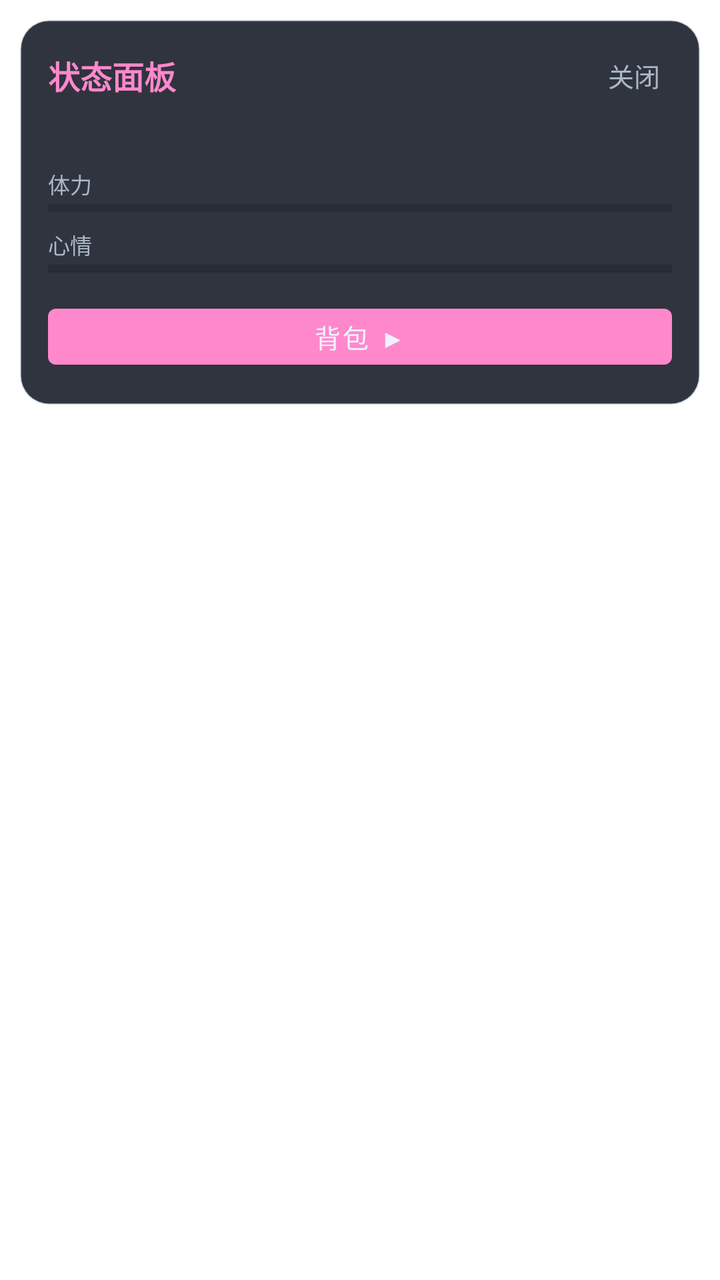
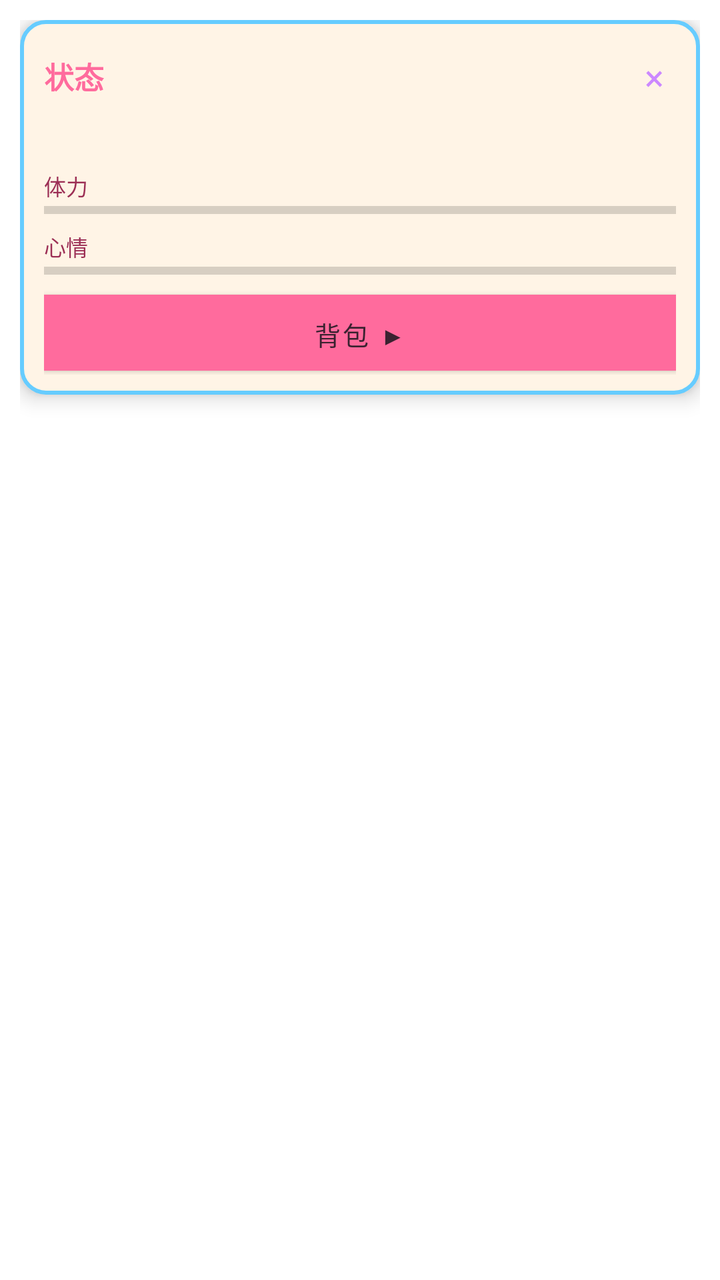

Screens rendered from an Android XML layout before and after an edit, with the pre-edit source and the edit as a unified diff.
<!-- AndroidManifest.xml: activity theme Theme.VpetMobile.PanelDialog -->
<!-- res/layout/activity_panel.xml -->
<?xml version="1.0" encoding="utf-8"?>
<FrameLayout xmlns:android="http://schemas.android.com/apk/res/android"
    android:layout_width="match_parent"
    android:layout_height="wrap_content"
    android:padding="10dp">

    <LinearLayout
        android:layout_width="match_parent"
        android:layout_height="wrap_content"
        android:orientation="vertical"
        android:background="@drawable/bg_panel_card"
        android:paddingStart="14dp"
        android:paddingEnd="14dp"
        android:paddingTop="12dp"
        android:paddingBottom="12dp"
        android:elevation="8dp">

        <LinearLayout
            android:layout_width="match_parent"
            android:layout_height="wrap_content"
            android:orientation="horizontal"
            android:gravity="center_vertical"
            android:layout_marginBottom="8dp">

            <TextView
                android:id="@+id/panelTitle"
                android:layout_width="0dp"
                android:layout_height="wrap_content"
                android:layout_weight="1"
                android:text="状态面板"
                android:textColor="@color/accent_pink"
                android:textSize="16sp"
                android:textStyle="bold" />

            <TextView
                android:id="@+id/btnPanelClose"
                android:layout_width="wrap_content"
                android:layout_height="wrap_content"
                android:text="关闭"
                android:textColor="#AAB8C8"
                android:textSize="13sp"
                android:padding="6dp"
                android:background="?attr/selectableItemBackgroundBorderless" />
        </LinearLayout>

        <TextView
            android:id="@+id/panelStats"
            android:layout_width="match_parent"
            android:layout_height="wrap_content"
            android:textColor="@color/text_main"
            android:textSize="12sp"
            android:lineSpacingExtra="2dp"
            android:layout_marginBottom="6dp" />

        <TextView
            android:id="@+id/labelStamina"
            android:layout_width="wrap_content"
            android:layout_height="wrap_content"
            android:text="体力"
            android:textColor="#AAB8C8"
            android:textSize="11sp" />

        <ProgressBar
            android:id="@+id/barStamina"
            style="?android:attr/progressBarStyleHorizontal"
            android:layout_width="match_parent"
            android:layout_height="8dp"
            android:layout_marginBottom="6dp"
            android:max="100" />

        <TextView
            android:id="@+id/labelMood"
            android:layout_width="wrap_content"
            android:layout_height="wrap_content"
            android:text="心情"
            android:textColor="#AAB8C8"
            android:textSize="11sp" />

        <ProgressBar
            android:id="@+id/barMood"
            style="?android:attr/progressBarStyleHorizontal"
            android:layout_width="match_parent"
            android:layout_height="8dp"
            android:layout_marginBottom="10dp"
            android:max="100" />

        <Button
            android:id="@+id/btnToggleBag"
            android:layout_width="match_parent"
            android:layout_height="40dp"
            android:text="背包 ▶"
            android:textSize="13sp"
            android:layout_marginBottom="2dp" />

        <TextView
            android:id="@+id/bagHint"
            android:layout_width="match_parent"
            android:layout_height="wrap_content"
            android:text="点按直喂 · 长按拖到桌宠"
            android:textColor="#88A0B8"
            android:textSize="10sp"
            android:visibility="gone"
            android:layout_marginBottom="4dp" />

        <ScrollView
            android:id="@+id/bagScroll"
            android:layout_width="match_parent"
            android:layout_height="wrap_content"
            android:visibility="gone"
            android:fillViewport="false"
            android:overScrollMode="ifContentScrolls">

            <LinearLayout
                android:id="@+id/bagList"
                android:layout_width="match_parent"
                android:layout_height="wrap_content"
                android:orientation="vertical"
                android:paddingBottom="4dp" />
        </ScrollView>
    </LinearLayout>
</FrameLayout>
<!-- resources referenced by this layout -->
<resources>
  <color name="accent_pink">#FFFF88CC</color>
  <color name="text_main">#FFEEF2FF</color>
  <!-- drawable bg_panel_card (drawable) -->
  <?xml version="1.0" encoding="utf-8"?>
  <shape xmlns:android="http://schemas.android.com/apk/res/android"
      android:shape="rectangle">
      <solid android:color="@color/menu_bg" />
      <stroke
          android:width="1dp"
          android:color="#33446688" />
      <corners android:radius="14dp" />
  </shape>
  <style name="Theme.VpetMobile.PanelDialog" parent="Theme.MaterialComponents.DayNight.Dialog">
          <item name="colorPrimary">@color/accent_pink</item>
          <item name="colorPrimaryVariant">@color/btn_bg</item>
          <item name="colorOnPrimary">@color/text_main</item>
          <item name="android:windowBackground">@android:color/transparent</item>
          <item name="android:windowIsFloating">true</item>
          <item name="android:windowCloseOnTouchOutside">true</item>
          <item name="android:backgroundDimEnabled">true</item>
          <item name="android:backgroundDimAmount">0.35</item>
          <item name="android:windowNoTitle">true</item>
          <item name="windowActionBar">false</item>
          <item name="windowNoTitle">true</item>
      </style>
  <color name="menu_bg">#E0141824</color>
  <color name="btn_bg">#FF2A4060</color>
</resources>

<!-- the commit's change to res/layout/activity_panel.xml (unified diff, before → after) -->
@@ -9,36 +9,36 @@
         android:layout_height="wrap_content"
         android:orientation="vertical"
         android:background="@drawable/bg_panel_card"
-        android:paddingStart="14dp"
-        android:paddingEnd="14dp"
-        android:paddingTop="12dp"
-        android:paddingBottom="12dp"
-        android:elevation="8dp">
+        android:paddingStart="12dp"
+        android:paddingEnd="12dp"
+        android:paddingTop="10dp"
+        android:paddingBottom="10dp"
+        android:elevation="6dp">
 
         <LinearLayout
             android:layout_width="match_parent"
             android:layout_height="wrap_content"
             android:orientation="horizontal"
             android:gravity="center_vertical"
-            android:layout_marginBottom="8dp">
+            android:layout_marginBottom="6dp">
 
             <TextView
                 android:id="@+id/panelTitle"
                 android:layout_width="0dp"
                 android:layout_height="wrap_content"
                 android:layout_weight="1"
-                android:text="状态面板"
+                android:text="状态"
                 android:textColor="@color/accent_pink"
-                android:textSize="16sp"
+                android:textSize="15sp"
                 android:textStyle="bold" />
 
             <TextView
                 android:id="@+id/btnPanelClose"
                 android:layout_width="wrap_content"
                 android:layout_height="wrap_content"
-                android:text="关闭"
-                android:textColor="#AAB8C8"
-                android:textSize="13sp"
+                android:text="×"
+                android:textColor="@color/theme_blue_deep"
+                android:textSize="18sp"
                 android:padding="6dp"
                 android:background="?attr/selectableItemBackgroundBorderless" />
         </LinearLayout>
@@ -57,7 +57,7 @@
             android:layout_width="wrap_content"
             android:layout_height="wrap_content"
             android:text="体力"
-            android:textColor="#AAB8C8"
+            android:textColor="@color/pixel_accent"
             android:textSize="11sp" />
 
         <ProgressBar
@@ -73,7 +73,7 @@
             android:layout_width="wrap_content"
             android:layout_height="wrap_content"
             android:text="心情"
-            android:textColor="#AAB8C8"
+            android:textColor="@color/pixel_accent"
             android:textSize="11sp" />
 
         <ProgressBar
@@ -81,23 +81,25 @@
             style="?android:attr/progressBarStyleHorizontal"
             android:layout_width="match_parent"
             android:layout_height="8dp"
-            android:layout_marginBottom="10dp"
+            android:layout_marginBottom="8dp"
             android:max="100" />
 
         <Button
             android:id="@+id/btnToggleBag"
             android:layout_width="match_parent"
-            android:layout_height="40dp"
+            android:layout_height="38dp"
             android:text="背包 ▶"
             android:textSize="13sp"
+            android:textColor="@color/text_main"
+            android:background="@color/menu_item_bg"
             android:layout_marginBottom="2dp" />
 
         <TextView
             android:id="@+id/bagHint"
             android:layout_width="match_parent"
             android:layout_height="wrap_content"
-            android:text="点按直喂 · 长按拖到桌宠"
-            android:textColor="#88A0B8"
+            android:text="点喂 · 长按拖到桌宠"
+            android:textColor="@color/theme_blue_deep"
             android:textSize="10sp"
             android:visibility="gone"
             android:layout_marginBottom="4dp" />
<!-- resource entries referenced after the edit -->
@@ -1,16 +1,19 @@
 <!-- resources referenced by this layout -->
 <resources>
-  <color name="accent_pink">#FFFF88CC</color>
-  <color name="text_main">#FFEEF2FF</color>
+  <color name="accent_pink">#FFFF6B9D</color>
+  <color name="menu_item_bg">#FFF6E4D0</color>
+  <color name="pixel_accent">#FF9C2F55</color>
+  <color name="text_main">#FF3A2230</color>
+  <color name="theme_blue_deep">#FFCC88FF</color>
   <!-- drawable bg_panel_card (drawable) -->
   <?xml version="1.0" encoding="utf-8"?>
   <shape xmlns:android="http://schemas.android.com/apk/res/android"
       android:shape="rectangle">
       <solid android:color="@color/menu_bg" />
       <stroke
-          android:width="1dp"
-          android:color="#33446688" />
-      <corners android:radius="14dp" />
+          android:width="2dp"
+          android:color="@color/theme_blue" />
+      <corners android:radius="12dp" />
   </shape>
   <style name="Theme.VpetMobile.PanelDialog" parent="Theme.MaterialComponents.DayNight.Dialog">
           <item name="colorPrimary">@color/accent_pink</item>
@@ -25,7 +28,8 @@
           <item name="windowActionBar">false</item>
           <item name="windowNoTitle">true</item>
       </style>
-  <color name="menu_bg">#E0141824</color>
-  <color name="btn_bg">#FF2A4060</color>
+  <color name="menu_bg">#FFFFF4E6</color>
+  <color name="theme_blue">#FF66CCFF</color>
+  <color name="btn_bg">#FFF3DCC4</color>
 </resources>
 
